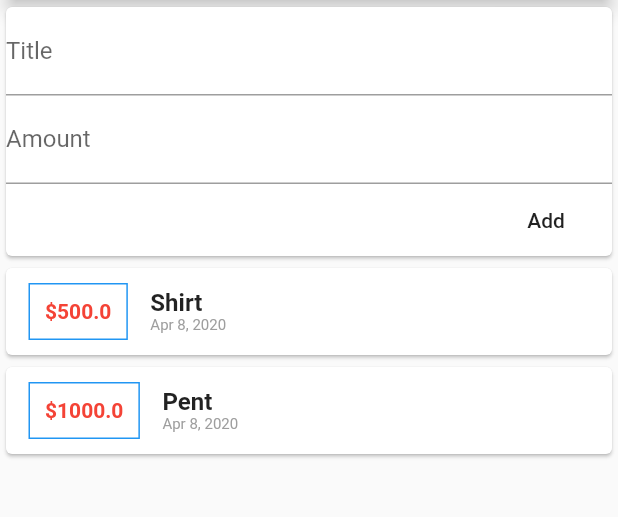
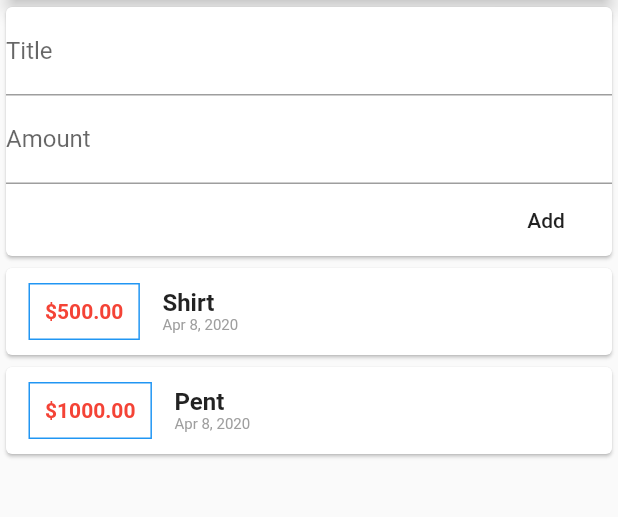
Before and after one commit to zohaib304/expense_manager, a Flutter app: the screen it shows after launch, after a tap on "Add", on a phone screen of 412 x 824 dp, the part 119-636 px from its top. Run offline on Flutter 3.47's test engine with Material 2 defaults, Android fonts, the phone set to English and light mode, and no system bars.

```diff
--- a/lib/main.dart
+++ b/lib/main.dart
@@ -16,16 +16,12 @@ class MyApp extends StatelessWidget {
 
 class MyHomePage extends StatelessWidget {
 
-  // String titleInput;
-  // String amountInput;
-  final titleController = TextEditingController();
-  final amountController = TextEditingController();
-
   @override
   Widget build(BuildContext context) {
     return Scaffold(
         appBar: AppBar(title: Text("Flutter App")),
-        body: Column(
+        body: SingleChildScrollView (
+                  child: Column(
             children: <Widget>[
               Container(
                 width: double.infinity,
@@ -37,6 +33,7 @@ class MyHomePage extends StatelessWidget {
               ),
               UserTransactions()
             ],
+          ),
         ));
   }
 }
--- a/lib/widgets/new_transactions.dart
+++ b/lib/widgets/new_transactions.dart
@@ -6,6 +6,19 @@ class NewTransaction extends StatelessWidget {
   final amountController = TextEditingController();
 
   NewTransaction(this.addTx);
+  void submitData() {
+    final enteredTitle = titleController.text;
+    final enteredAmount = double.parse(amountController.text);
+
+    if ( enteredTitle.isEmpty || enteredAmount <= 0) {
+      return;
+    }
+
+    addTx(
+        enteredTitle,
+        enteredAmount
+    );
+  }
 
   @override
   Widget build(BuildContext context) {
@@ -22,16 +35,12 @@ class NewTransaction extends StatelessWidget {
             TextField(
               decoration: InputDecoration(labelText: 'Amount'),
               controller: amountController,
-              // onChanged: (val) => amountInput = val,
+              keyboardType: TextInputType.number,
+              onSubmitted: (_) => submitData(),
             ),
             FlatButton(
               child: Text('Add'),
-              onPressed: () {
-                addTx(
-                  titleController.text,
-                  double.parse(amountController.text),
-                );
-              },
+              onPressed: submitData,
             )
           ],
         ),
--- a/lib/widgets/transaction_list.dart
+++ b/lib/widgets/transaction_list.dart
@@ -3,15 +3,16 @@ import 'package:intl/intl.dart';
 import '../models/transaction.dart';
 
 class TransactionList extends StatelessWidget {
-
   final List<Transaction> transactions;
 
   TransactionList(this.transactions);
 
   @override
   Widget build(BuildContext context) {
-    return Column(
-      children: transactions.map((tx) {
+    return Container(
+      height: 300,
+      child: ListView.builder(
+        itemBuilder: (ctx, index) {
           return Card(
             child: Row(
               children: <Widget>[
@@ -28,7 +29,7 @@ class TransactionList extends StatelessWidget {
                   ),
                   padding: EdgeInsets.all(10),
                   child: Text(
-                  '\$${tx.amount}',
+                    '\$${transactions[index].amount.toStringAsFixed(2)}',
                     style: TextStyle(
                       fontWeight: FontWeight.bold,
                       color: Colors.red,
@@ -39,14 +40,14 @@ class TransactionList extends StatelessWidget {
                   crossAxisAlignment: CrossAxisAlignment.start,
                   children: <Widget>[
                     Text(
-                    tx.title,
+                      transactions[index].title,
                       style: TextStyle(
                         fontSize: 16,
                         fontWeight: FontWeight.bold,
                       ),
                     ),
                     Text(
-                    DateFormat.yMMMd().format(tx.date),
+                      DateFormat.yMMMd().format(transactions[index].date),
                       style: TextStyle(fontSize: 10, color: Colors.grey),
                     ),
                   ],
@@ -54,7 +55,9 @@ class TransactionList extends StatelessWidget {
               ],
             ),
           );
-      }).toList(),
+        },
+        itemCount: transactions.length,
+      ),
     );
   }
 }
```
Lines whose indentation alone changed are shown as unchanged.
